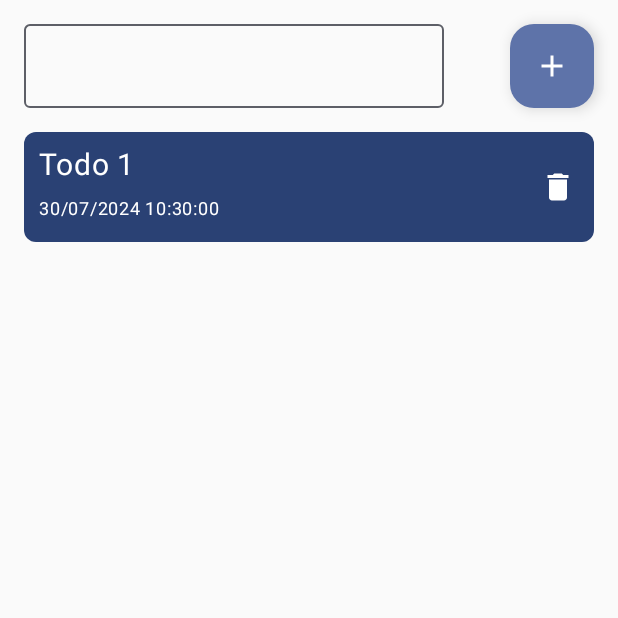
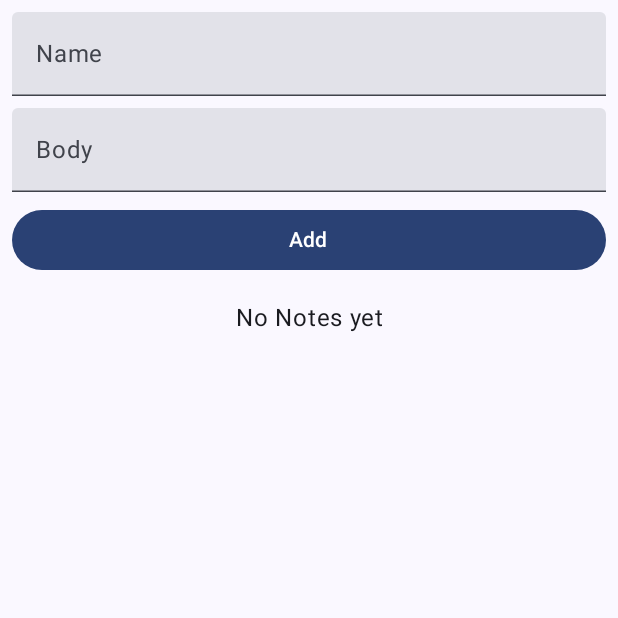
Before and after one commit to liar88828/overview-jetpack-component, an Android app built with Jetpack Compose: the screen it shows after launch (MainActivity), on a phone screen of 412 x 824 dp, the top half of it. Run offline under Robolectric (Android 15) with nearby library versions, the phone set to English and light mode, and no system bars; our stand-ins replace Dagger/Hilt's generated code, Room's generated code, livedata-compose.

Commit message:
feat: Implement NoteScreen
This commit introduces a new screen for managing notes using Room database.

- Added `NoteScreen` composable to display and interact
 with notes.
- Created `Note`, `NoteDao`, `NoteDatabase`, `NoteRepo`, and `NoteViewModel` classes for data handling.
- Implemented functionality to add, delete, and display notes.
- Integrated Room database for persistent storage of notes.
- Updated `MainActivity` to display the
 `NoteScreen`.

```diff
--- a/app/src/main/java/com/tutor/overview_jetpack_component/MainActivity.kt
+++ b/app/src/main/java/com/tutor/overview_jetpack_component/MainActivity.kt
@@ -11,7 +11,10 @@ import androidx.room.Room
 import com.tutor.overview_jetpack_component.screen.preferences_datastore.MyMainModel
 import com.tutor.overview_jetpack_component.screen.room_database.contact.ContactDatabase
 import com.tutor.overview_jetpack_component.screen.room_database.contact.ContactViewModel
-import com.tutor.overview_jetpack_component.screen.room_database.todo.TodoListPage
+import com.tutor.overview_jetpack_component.screen.room_database.note.NoteDatabase
+import com.tutor.overview_jetpack_component.screen.room_database.note.NoteRepo
+import com.tutor.overview_jetpack_component.screen.room_database.note.NoteScreen
+import com.tutor.overview_jetpack_component.screen.room_database.note.NoteViewModel
 import com.tutor.overview_jetpack_component.screen.room_database.todo.TodoViewModel
 import com.tutor.overview_jetpack_component.ui.theme.OverviewJetpackComponentTheme
 import dagger.hilt.android.AndroidEntryPoint
@@ -36,6 +39,21 @@ class MainActivity : ComponentActivity() {
 		}
 	)
 	private lateinit var todoViewModel: TodoViewModel
+	private val noteDatabase by lazy {
+		Room.databaseBuilder(
+			applicationContext,
+			NoteDatabase::class.java,
+			"notes.db"
+		).build()
+	}
+	private val noteViewModel by viewModels<NoteViewModel>(
+		factoryProducer = {
+			object : ViewModelProvider.Factory {
+				override fun <T : ViewModel> create(modelClass: Class<T>): T {
+					return NoteViewModel(NoteRepo(noteDatabase)) as T
+				}
+			}
+		})
 
 	override fun onCreate(savedInstanceState: Bundle?) {
 		super.onCreate(savedInstanceState)
@@ -47,7 +65,8 @@ class MainActivity : ComponentActivity() {
 //				MyPreferenceDataBaseScreen(mainViewModel)
 //				val state by viewModel.state.collectAsState()
 //				MyContactScreen(state = state, onEvent = viewModel::onEvent)
-				TodoListPage(viewModel = todoViewModel)
+//				TodoListPage(viewModel = todoViewModel)
+				NoteScreen(noteViewModel)
 			}
 		}
 	}
--- /dev/null
+++ b/app/src/main/java/com/tutor/overview_jetpack_component/screen/room_database/note/Note.kt
@@ -0,0 +1,12 @@
+package com.tutor.overview_jetpack_component.screen.room_database.note
+
+import androidx.room.Entity
+import androidx.room.PrimaryKey
+
+@Entity
+data class Note(
+	val name: String,
+	val body: String,
+	@PrimaryKey(autoGenerate = true)
+	val id: Int = 0
+)
--- /dev/null
+++ b/app/src/main/java/com/tutor/overview_jetpack_component/screen/room_database/note/NoteDao.kt
@@ -0,0 +1,19 @@
+package com.tutor.overview_jetpack_component.screen.room_database.note
+
+import androidx.room.Dao
+import androidx.room.Delete
+import androidx.room.Query
+import androidx.room.Upsert
+import kotlinx.coroutines.flow.Flow
+
+@Dao
+interface NoteDao {
+	@Upsert
+	suspend fun upsertNote(note: Note)
+
+	@Delete
+	suspend fun deleteNote(note: Note)
+
+	@Query("SELECT * FROM note ORDER BY name ASC")
+	fun getNote(): Flow<List<Note>>
+}
--- /dev/null
+++ b/app/src/main/java/com/tutor/overview_jetpack_component/screen/room_database/note/NoteDatabase.kt
@@ -0,0 +1,12 @@
+package com.tutor.overview_jetpack_component.screen.room_database.note
+
+import androidx.room.Database
+import androidx.room.RoomDatabase
+
+@Database(
+	entities = [Note::class],
+	version = 1
+)
+abstract class NoteDatabase : RoomDatabase() {
+	abstract val dao: NoteDao
+}
--- /dev/null
+++ b/app/src/main/java/com/tutor/overview_jetpack_component/screen/room_database/note/NoteRepo.kt
@@ -0,0 +1,20 @@
+package com.tutor.overview_jetpack_component.screen.room_database.note
+
+import kotlinx.coroutines.flow.Flow
+
+class NoteRepo(
+	private val db: NoteDatabase
+) : NoteDao {
+	override suspend fun upsertNote(note: Note) {
+		db.dao.upsertNote(note)
+	}
+
+	override suspend fun deleteNote(note: Note) {
+		db.dao.deleteNote(note)
+	}
+
+	override fun getNote(): Flow<List<Note>> {
+		return db.dao.getNote()
+	}
+
+}
--- /dev/null
+++ b/app/src/main/java/com/tutor/overview_jetpack_component/screen/room_database/note/NoteScreen.kt
@@ -0,0 +1,154 @@
+package com.tutor.overview_jetpack_component.screen.room_database.note
+
+import androidx.compose.foundation.background
+import androidx.compose.foundation.layout.Arrangement
+import androidx.compose.foundation.layout.Column
+import androidx.compose.foundation.layout.PaddingValues
+import androidx.compose.foundation.layout.Row
+import androidx.compose.foundation.layout.Spacer
+import androidx.compose.foundation.layout.fillMaxSize
+import androidx.compose.foundation.layout.fillMaxWidth
+import androidx.compose.foundation.layout.padding
+import androidx.compose.foundation.layout.size
+import androidx.compose.foundation.lazy.LazyColumn
+import androidx.compose.foundation.lazy.items
+import androidx.compose.foundation.shape.RoundedCornerShape
+import androidx.compose.material.icons.Icons
+import androidx.compose.material.icons.filled.Delete
+import androidx.compose.material3.Button
+import androidx.compose.material3.Icon
+import androidx.compose.material3.IconButton
+import androidx.compose.material3.MaterialTheme
+import androidx.compose.material3.Scaffold
+import androidx.compose.material3.Surface
+import androidx.compose.material3.Text
+import androidx.compose.material3.TextField
+import androidx.compose.runtime.Composable
+import androidx.compose.runtime.getValue
+import androidx.compose.runtime.livedata.observeAsState
+import androidx.compose.runtime.mutableStateOf
+import androidx.compose.runtime.remember
+import androidx.compose.runtime.setValue
+import androidx.compose.ui.Alignment
+import androidx.compose.ui.Modifier
+import androidx.compose.ui.draw.clip
+import androidx.compose.ui.graphics.Color
+import androidx.compose.ui.text.style.TextAlign
+import androidx.compose.ui.unit.dp
+import androidx.compose.ui.unit.sp
+
+@Composable
+fun NoteScreen(noteViewModel: NoteViewModel) {
+	Scaffold { paddingValue ->
+		Surface(
+			modifier = Modifier
+				.fillMaxSize()
+				.padding(paddingValue),
+			color = MaterialTheme.colorScheme.background
+		) {
+			var name by remember {
+				mutableStateOf("")
+			}
+			var body by remember {
+				mutableStateOf("")
+			}
+			val note = Note(name, body)
+			val noteList by noteViewModel.getNotes().observeAsState()
+			val notes = noteList ?: emptyList()
+
+			fun onDelete(note: Note) {
+				noteViewModel.deleteNote(note)
+			}
+
+			fun onUpsert(note: Note) {
+				noteViewModel.upsertNote(note)
+			}
+
+			Column(
+				modifier = Modifier
+					.fillMaxWidth()
+			) {
+				Column(
+					modifier = Modifier
+						.fillMaxWidth()
+						.padding(8.dp),
+					verticalArrangement = Arrangement.spacedBy(8.dp)
+				) {
+					TextField(
+						modifier = Modifier.fillMaxWidth(),
+						placeholder = { Text("Add Name ...") },
+						label = { Text("Name") },
+						value = name,
+						onValueChange = { name = it },
+					)
+					TextField(
+						modifier = Modifier.fillMaxWidth(),
+						placeholder = { Text("Add Body ...") },
+						label = { Text("Body") },
+						value = body,
+						onValueChange = { body = it },
+					)
+					Button(
+						modifier = Modifier.fillMaxWidth(),
+						onClick = { onUpsert(note) }
+					) { Text("Add") }
+				}
+
+
+				LazyColumn(
+					contentPadding = PaddingValues(8.dp),
+					verticalArrangement = Arrangement.spacedBy(8.dp)
+				) {
+					if (notes.isEmpty()) {
+						item {
+							Text(
+								text = "No Notes yet",
+								modifier = Modifier.fillMaxWidth(),
+								textAlign = TextAlign.Center
+							)
+						}
+					} else {
+						items(notes) { note ->
+							NoteItemScreen(note) { onDelete(note) }
+						}
+					}
+				}
+			}
+		}
+	}
+}
+
+@Composable
+private fun NoteItemScreen(
+	note: Note,
+	onDelete: () -> Unit,
+) {
+	Row(
+		modifier = Modifier
+			.fillMaxWidth()
+			.clip(RoundedCornerShape(24.dp))
+			.background(MaterialTheme.colorScheme.primary)
+			.padding(8.dp),
+		verticalAlignment = Alignment.CenterVertically,
+		horizontalArrangement = Arrangement.SpaceBetween
+	) {
+		Text(
+			text = "${note.id} : ${note.name}",
+			fontSize = 20.sp,
+			color = Color.White
+		)
+		Spacer(modifier = Modifier.size(8.dp))
+		Text(
+			text = note.body,
+			fontSize = 18.sp,
+			color = Color.White
+		)
+		IconButton(onClick = { onDelete() }) {
+			Icon(
+				imageVector = Icons.Default.Delete,
+				contentDescription = "Delete Icons",
+				tint = Color.White
+			)
+		}
+	}
+}
--- /dev/null
+++ b/app/src/main/java/com/tutor/overview_jetpack_component/screen/room_database/note/NoteViewModel.kt
@@ -0,0 +1,28 @@
+package com.tutor.overview_jetpack_component.screen.room_database.note
+
+import androidx.lifecycle.LiveData
+import androidx.lifecycle.ViewModel
+import androidx.lifecycle.asLiveData
+import androidx.lifecycle.viewModelScope
+import kotlinx.coroutines.launch
+
+class NoteViewModel(
+	private val repo: NoteRepo
+) : ViewModel() {
+	fun getNotes(): LiveData<List<Note>> {
+		return repo.getNote().asLiveData(viewModelScope.coroutineContext)
+	}
+
+	fun upsertNote(note: Note) {
+		viewModelScope.launch {
+			repo.upsertNote(note)
+		}
+	}
+
+	fun deleteNote(note: Note) {
+		viewModelScope.launch {
+			repo.deleteNote(note)
+		}
+	}
+
+}
```
